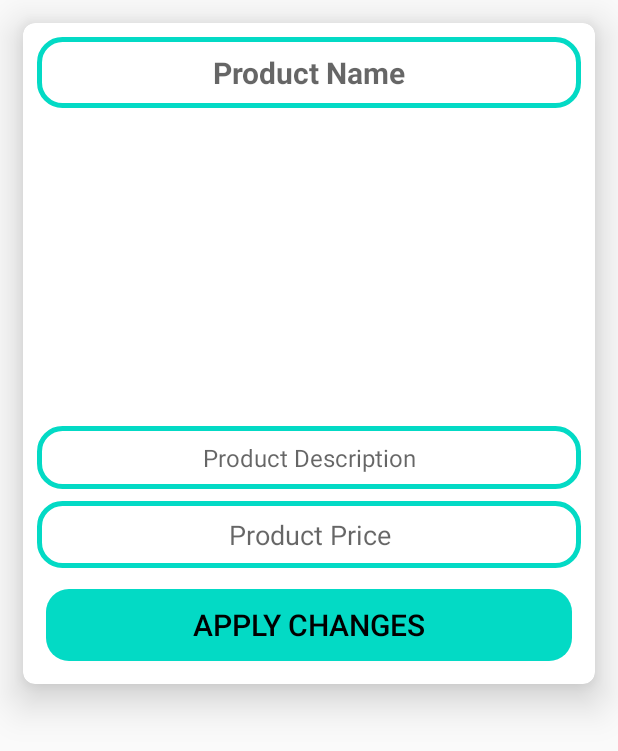
After one commit to 1211vishalkumar/eWalls, an Android app: the AdminMaintainProductsActivity screen opened directly, with no data from a screen before it, on a phone screen of 412 x 824 dp. The commit adds this screen. Shown: the top 751 px of the screen. Run offline under Robolectric (Android 15) with nearby library versions, the phone set to English and light mode, and no system bars; our stand-ins replace Firebase (no records; nobody signed in at launch, a user with empty details on screens opened directly), Picasso.

Commit message:
Add the functionality for the admin to Apply changes in the product details  and also added the functionality to restrict the Admin to acces the user cart

```diff
--- a/Application/app/src/main/AndroidManifest.xml
+++ b/Application/app/src/main/AndroidManifest.xml
@@ -12,7 +12,8 @@
         android:roundIcon="@mipmap/ic_launcher_round"
         android:supportsRtl="true"
         android:theme="@style/AppTheme">
-        <activity android:name=".SearchProductsActivity"></activity>
+        <activity android:name=".AdminMaintainProductsActivity"></activity>
+        <activity android:name=".SearchProductsActivity" />
         <activity android:name=".AdminUserProductsActivity" />
         <activity android:name=".AdminNewOrdersActivity" />
         <activity android:name=".ConfirmFinalOrderActivity" />
--- /dev/null
+++ b/Application/app/src/main/java/com/example/myapplication/AdminMaintainProductsActivity.java
@@ -0,0 +1,140 @@
+package com.example.myapplication;
+
+import androidx.annotation.NonNull;
+import androidx.appcompat.app.AppCompatActivity;
+
+import android.content.Intent;
+import android.os.Bundle;
+import android.view.View;
+import android.widget.Button;
+import android.widget.EditText;
+import android.widget.ImageView;
+import android.widget.Toast;
+
+import com.google.android.gms.tasks.OnCompleteListener;
+import com.google.android.gms.tasks.Task;
+import com.google.firebase.database.DataSnapshot;
+import com.google.firebase.database.DatabaseError;
+import com.google.firebase.database.DatabaseReference;
+import com.google.firebase.database.FirebaseDatabase;
+import com.google.firebase.database.ValueEventListener;
+import com.google.firebase.storage.FirebaseStorage;
+import com.google.firebase.storage.StorageReference;
+import com.squareup.picasso.Picasso;
+
+import java.util.HashMap;
+
+public class AdminMaintainProductsActivity extends AppCompatActivity {
+
+    private EditText edProdNameAdminMaintain,edProdDescriptionAdminMaintain,edProdPriceAdminMaintain;
+    private Button btnApplyChangeMaintainAdmin;
+    private ImageView ivProdImageAdminMaintain;
+    private String productID = "";
+    private DatabaseReference productRef ;
+    //private StorageReference productStorageRef;
+
+    @Override
+    protected void onCreate(Bundle savedInstanceState) {
+        super.onCreate(savedInstanceState);
+        setContentView(R.layout.activity_admin_maintain_products);
+
+        productID = getIntent().getStringExtra("pid");
+        productRef = FirebaseDatabase.getInstance().getReference().child("Products").child(productID);
+
+        //  productStorageRef = FirebaseStorage.getInstance().getReference().child("Product Images");     //   <-
+
+
+        edProdDescriptionAdminMaintain = findViewById(R.id.edProdDescriptionAdminMaintain);
+        edProdNameAdminMaintain = findViewById(R.id.edProdNameAdminMaintain);
+        edProdPriceAdminMaintain = findViewById(R.id.edProdPriceAdminMaintain);
+
+        btnApplyChangeMaintainAdmin = findViewById(R.id.btnApplyChangeMaintainAdmin);
+
+        ivProdImageAdminMaintain = findViewById(R.id.ivProdImageAdminMaintain);
+
+        displaySpecificProductInfo();
+
+        btnApplyChangeMaintainAdmin.setOnClickListener(new View.OnClickListener() {
+            @Override
+            public void onClick(View v) {
+                //creating a method
+                applyTheChanges();
+            }
+        });
+
+
+    }
+
+
+
+    private void applyTheChanges() {
+
+        //getting the data from the fields
+        String pNameNew =edProdNameAdminMaintain.getText().toString();
+        String pPriceNew = edProdPriceAdminMaintain.getText().toString();
+        String pDescriptionNew = edProdDescriptionAdminMaintain.getText().toString();
+        if(pNameNew.equals("")){
+
+            Toast.makeText(this, "write the  product name", Toast.LENGTH_SHORT).show();
+        }else if(pPriceNew.equals("")){
+
+            Toast.makeText(this, "write the  product price", Toast.LENGTH_SHORT).show();
+        }else if(pDescriptionNew.equals("")){
+
+            Toast.makeText(this, "write the  product Description", Toast.LENGTH_SHORT).show();
+        }
+        else{
+            // if everything is ok then we gonna do the changes/ store the chnages in the dataBase
+            HashMap<String,Object> productMap  = new HashMap<>();
+            productMap.put("pid",productID);
+            productMap.put("description",pDescriptionNew);
+            productMap.put("price",pPriceNew);
+            productMap.put("pname",pNameNew);
+
+            productRef.updateChildren(productMap).addOnCompleteListener(new OnCompleteListener<Void>() {
+                @Override
+                public void onComplete(@NonNull Task<Void> task) {
+                    //here we gonna notify the Admin
+                    if(task.isSuccessful()){
+                        Toast.makeText(AdminMaintainProductsActivity.this, "Changes Applied Successfully", Toast.LENGTH_SHORT).show();
+                        // now we have to send the admin to AdminCatlogActivity
+                        Intent intent = new Intent(AdminMaintainProductsActivity.this,AdminCatlogActivity.class);
+                        startActivity(intent);
+                        finish();
+                    }
+                }
+            });
+
+        }
+
+
+
+    }
+
+    private void displaySpecificProductInfo() {
+
+        productRef.addValueEventListener(new ValueEventListener() {
+            @Override
+            public void onDataChange(@NonNull DataSnapshot dataSnapshot) {
+                if(dataSnapshot.exists()){
+                    String pName = dataSnapshot.child("pname").getValue().toString();
+                    String pPrice = dataSnapshot.child("price").getValue().toString();
+                    String pDescription = dataSnapshot.child("description").getValue().toString();
+                    String pImage = dataSnapshot.child("image").getValue().toString();
+
+                    //Dispalying the old data
+                    edProdNameAdminMaintain.setText(pName);
+                    edProdDescriptionAdminMaintain.setText(pDescription);
+                    edProdPriceAdminMaintain.setText(pPrice);
+                    Picasso.get().load(pImage).into(ivProdImageAdminMaintain);
+
+                }
+            }
+
+            @Override
+            public void onCancelled(@NonNull DatabaseError databaseError) {
+
+            }
+        });
+    }
+}
--- /dev/null
+++ b/Application/app/src/main/res/layout/activity_admin_maintain_products.xml
@@ -0,0 +1,80 @@
+<?xml version="1.0" encoding="utf-8"?>
+<androidx.cardview.widget.CardView xmlns:android="http://schemas.android.com/apk/res/android"
+    xmlns:app="http://schemas.android.com/apk/res-auto"
+    xmlns:tools="http://schemas.android.com/tools"
+    android:layout_width="match_parent"
+    android:layout_height="wrap_content"
+    android:layout_marginTop="15dp"
+    android:layout_marginStart="15dp"
+    android:layout_marginEnd="15dp"
+    app:cardElevation="16dp"
+    app:cardCornerRadius="8dp"
+    tools:context=".AdminMaintainProductsActivity">
+
+    <RelativeLayout
+        android:layout_margin="5dp"
+        android:layout_width="match_parent"
+        android:layout_height="match_parent">
+
+        <EditText
+
+            android:padding="10dp"
+            android:background="@drawable/input_design"
+            android:layout_margin="4dp"
+            android:textColor="@android:color/black"
+            android:hint="Product Name"
+            android:textAlignment="center"
+            android:textSize="20sp"
+            android:textStyle="bold"
+            android:id="@+id/edProdNameAdminMaintain"
+            android:layout_width="match_parent"
+            android:layout_height="wrap_content"/>
+
+        <ImageView
+            android:layout_margin="2dp"
+            android:layout_below="@+id/edProdNameAdminMaintain"
+            android:layout_marginTop="2dp"
+            android:id="@+id/ivProdImageAdminMaintain"
+            android:layout_width="match_parent"
+            android:layout_height="200dp"/>
+
+        <EditText
+            android:padding="10dp"
+            android:background="@drawable/input_design"
+            android:layout_margin="4dp"
+            android:textColor="@android:color/black"
+            android:layout_below="@id/ivProdImageAdminMaintain"
+            android:hint="Product Description"
+            android:textAlignment="center"
+            android:textSize="16sp"
+            android:id="@+id/edProdDescriptionAdminMaintain"
+            android:layout_width="match_parent"
+            android:layout_height="wrap_content"/>
+
+        <EditText
+            android:padding="10dp"
+            android:background="@drawable/input_design"
+            android:layout_margin="4dp"
+            android:textColor="@android:color/black"
+            android:layout_below="@id/edProdDescriptionAdminMaintain"
+            android:hint="Product Price"
+            android:textAlignment="center"
+            android:textSize="18sp"
+            android:id="@+id/edProdPriceAdminMaintain"
+            android:layout_width="match_parent"
+            android:layout_height="wrap_content"/>
+
+        <Button
+            android:layout_below="@+id/edProdPriceAdminMaintain"
+            android:id="@+id/btnApplyChangeMaintainAdmin"
+            android:textColor="@android:color/black"
+            android:textSize="20sp"
+            android:layout_margin="10dp"
+            android:text="Apply Changes"
+            android:background="@drawable/buttons"
+            android:layout_width="match_parent"
+            android:layout_height="wrap_content"/>
+
+    </RelativeLayout>
+
+</androidx.cardview.widget.CardView>
```
Also changed, not shown: Application/app/src/main/java/com/example/myapplication/AdminCatlogActivity.java (+11 -1 lines), Application/app/src/main/java/com/example/myapplication/HomeActivity.java (+57 -0 lines), Application/app/src/main/res/layout/activity_admin_catlog.xml (+17 -0 lines).
